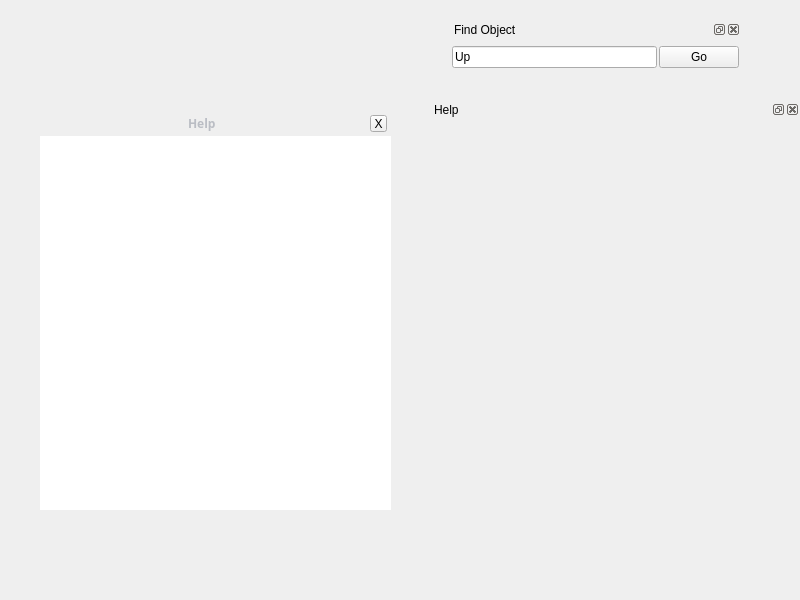
This is src/gui/mainGui.ui in 519984307/stellarium_src as Qt 5 draws it before an edit. The edited form follows.
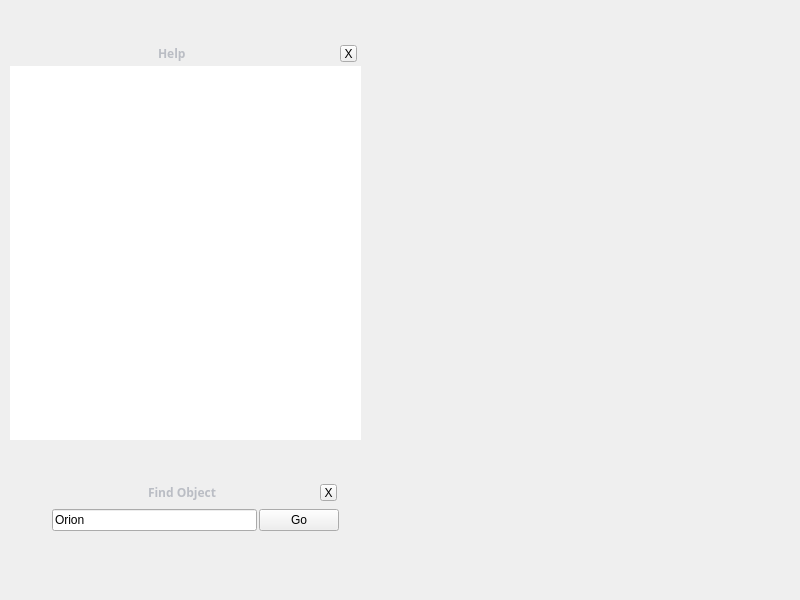
This is the edited form. Icons and pictures are not drawn. Custom widgets are drawn as their Qt base class.

Commit message: Relooked new search dialog.

```diff
--- a/src/gui/mainGui.ui
+++ b/src/gui/mainGui.ui
@@ -43,126 +43,11 @@
    font-weight: bold;
 }</string>
   </property>
-  <widget class="QDockWidget" name="dockWidgetSearchSkyObject" >
-   <property name="geometry" >
-    <rect>
-     <x>450</x>
-     <y>20</y>
-     <width>291</width>
-     <height>56</height>
-    </rect>
-   </property>
-   <property name="palette" >
-    <palette>
-     <active/>
-     <inactive/>
-     <disabled/>
-    </palette>
-   </property>
-   <property name="floating" >
-    <bool>true</bool>
-   </property>
-   <property name="features" >
-    <set>QDockWidget::AllDockWidgetFeatures</set>
-   </property>
-   <property name="allowedAreas" >
-    <set>Qt::NoDockWidgetArea</set>
-   </property>
-   <property name="windowTitle" >
-    <string>Find Object</string>
-   </property>
-   <widget class="QWidget" name="dockWidgetContents" >
-    <layout class="QGridLayout" >
-     <property name="leftMargin" >
-      <number>2</number>
-     </property>
-     <property name="topMargin" >
-      <number>2</number>
-     </property>
-     <property name="rightMargin" >
-      <number>2</number>
-     </property>
-     <property name="bottomMargin" >
-      <number>2</number>
-     </property>
-     <property name="horizontalSpacing" >
-      <number>2</number>
-     </property>
-     <property name="verticalSpacing" >
-      <number>2</number>
-     </property>
-     <item row="0" column="0" >
-      <layout class="QHBoxLayout" >
-       <property name="spacing" >
-        <number>2</number>
-       </property>
-       <item>
-        <widget class="QLineEdit" name="lineEditSearchSkyObject" >
-         <property name="palette" >
-          <palette>
-           <active/>
-           <inactive/>
-           <disabled/>
-          </palette>
-         </property>
-         <property name="text" >
-          <string>Up</string>
-         </property>
-        </widget>
-       </item>
-       <item>
-        <widget class="QPushButton" name="pushButtonGotoSearchSkyObject" >
-         <property name="text" >
-          <string>Go</string>
-         </property>
-         <property name="checkable" >
-          <bool>true</bool>
-         </property>
-        </widget>
-       </item>
-      </layout>
-     </item>
-    </layout>
-   </widget>
-  </widget>
-  <widget class="QDockWidget" name="dockWidgetHelp" >
-   <property name="geometry" >
-    <rect>
-     <x>430</x>
-     <y>100</y>
-     <width>370</width>
-     <height>380</height>
-    </rect>
-   </property>
-   <property name="palette" >
-    <palette>
-     <active/>
-     <inactive/>
-     <disabled/>
-    </palette>
-   </property>
-   <property name="font" >
-    <font/>
-   </property>
-   <property name="floating" >
-    <bool>true</bool>
-   </property>
-   <property name="features" >
-    <set>QDockWidget::AllDockWidgetFeatures</set>
-   </property>
-   <property name="allowedAreas" >
-    <set>Qt::NoDockWidgetArea</set>
-   </property>
-   <property name="windowTitle" >
-    <string>Help</string>
-   </property>
-   <widget class="QWidget" name="dockWidgetContents_2" />
-  </widget>
   <widget class="DialogFrame" name="HelpDialog" >
    <property name="geometry" >
     <rect>
-     <x>40</x>
-     <y>110</y>
+     <x>10</x>
+     <y>40</y>
      <width>351</width>
      <height>401</height>
     </rect>
@@ -415,6 +300,249 @@
     </item>
    </layout>
   </widget>
+  <widget class="DialogFrame" name="SearchDialog" >
+   <property name="geometry" >
+    <rect>
+     <x>50</x>
+     <y>480</y>
+     <width>291</width>
+     <height>55</height>
+    </rect>
+   </property>
+   <property name="sizePolicy" >
+    <sizepolicy vsizetype="Fixed" hsizetype="Preferred" >
+     <horstretch>0</horstretch>
+     <verstretch>0</verstretch>
+    </sizepolicy>
+   </property>
+   <property name="maximumSize" >
+    <size>
+     <width>16777215</width>
+     <height>55</height>
+    </size>
+   </property>
+   <property name="mouseTracking" >
+    <bool>true</bool>
+   </property>
+   <property name="frameShape" >
+    <enum>QFrame::StyledPanel</enum>
+   </property>
+   <layout class="QVBoxLayout" >
+    <property name="spacing" >
+     <number>0</number>
+    </property>
+    <property name="leftMargin" >
+     <number>0</number>
+    </property>
+    <property name="topMargin" >
+     <number>0</number>
+    </property>
+    <property name="rightMargin" >
+     <number>0</number>
+    </property>
+    <property name="bottomMargin" >
+     <number>0</number>
+    </property>
+    <item>
+     <widget class="BarFrame" name="TitleSearchDialog" >
+      <property name="minimumSize" >
+       <size>
+        <width>16</width>
+        <height>25</height>
+       </size>
+      </property>
+      <property name="maximumSize" >
+       <size>
+        <width>16777215</width>
+        <height>25</height>
+       </size>
+      </property>
+      <property name="frameShape" >
+       <enum>QFrame::StyledPanel</enum>
+      </property>
+      <layout class="QHBoxLayout" >
+       <property name="leftMargin" >
+        <number>0</number>
+       </property>
+       <property name="topMargin" >
+        <number>0</number>
+       </property>
+       <property name="rightMargin" >
+        <number>4</number>
+       </property>
+       <property name="bottomMargin" >
+        <number>0</number>
+       </property>
+       <item>
+        <spacer>
+         <property name="orientation" >
+          <enum>Qt::Horizontal</enum>
+         </property>
+         <property name="sizeHint" >
+          <size>
+           <width>40</width>
+           <height>20</height>
+          </size>
+         </property>
+        </spacer>
+       </item>
+       <item>
+        <widget class="QLabel" name="label_2" >
+         <property name="palette" >
+          <palette>
+           <active>
+            <colorrole role="WindowText" >
+             <brush brushstyle="SolidPattern" >
+              <color alpha="255" >
+               <red>186</red>
+               <green>189</green>
+               <blue>196</blue>
+              </color>
+             </brush>
+            </colorrole>
+            <colorrole role="Text" >
+             <brush brushstyle="SolidPattern" >
+              <color alpha="255" >
+               <red>186</red>
+               <green>189</green>
+               <blue>196</blue>
+              </color>
+             </brush>
+            </colorrole>
+           </active>
+           <inactive>
+            <colorrole role="WindowText" >
+             <brush brushstyle="SolidPattern" >
+              <color alpha="255" >
+               <red>186</red>
+               <green>189</green>
+               <blue>196</blue>
+              </color>
+             </brush>
+            </colorrole>
+            <colorrole role="Text" >
+             <brush brushstyle="SolidPattern" >
+              <color alpha="255" >
+               <red>186</red>
+               <green>189</green>
+               <blue>196</blue>
+              </color>
+             </brush>
+            </colorrole>
+           </inactive>
+           <disabled>
+            <colorrole role="WindowText" >
+             <brush brushstyle="SolidPattern" >
+              <color alpha="255" >
+               <red>186</red>
+               <green>189</green>
+               <blue>196</blue>
+              </color>
+             </brush>
+            </colorrole>
+            <colorrole role="Text" >
+             <brush brushstyle="SolidPattern" >
+              <color alpha="255" >
+               <red>186</red>
+               <green>189</green>
+               <blue>196</blue>
+              </color>
+             </brush>
+            </colorrole>
+           </disabled>
+          </palette>
+         </property>
+         <property name="font" >
+          <font>
+           <family>DejaVu</family>
+           <weight>75</weight>
+           <bold>true</bold>
+          </font>
+         </property>
+         <property name="text" >
+          <string>Find Object</string>
+         </property>
+        </widget>
+       </item>
+       <item>
+        <spacer>
+         <property name="orientation" >
+          <enum>Qt::Horizontal</enum>
+         </property>
+         <property name="sizeHint" >
+          <size>
+           <width>40</width>
+           <height>20</height>
+          </size>
+         </property>
+        </spacer>
+       </item>
+       <item>
+        <widget class="QToolButton" name="closeSearchDialog" >
+         <property name="maximumSize" >
+          <size>
+           <width>17</width>
+           <height>17</height>
+          </size>
+         </property>
+         <property name="text" >
+          <string>X</string>
+         </property>
+        </widget>
+       </item>
+      </layout>
+     </widget>
+    </item>
+    <item>
+     <widget class="QFrame" name="frame" >
+      <property name="frameShape" >
+       <enum>QFrame::StyledPanel</enum>
+      </property>
+      <layout class="QHBoxLayout" >
+       <property name="spacing" >
+        <number>2</number>
+       </property>
+       <property name="leftMargin" >
+        <number>2</number>
+       </property>
+       <property name="topMargin" >
+        <number>2</number>
+       </property>
+       <property name="rightMargin" >
+        <number>2</number>
+       </property>
+       <property name="bottomMargin" >
+        <number>2</number>
+       </property>
+       <item>
+        <widget class="QLineEdit" name="lineEditSearchSkyObject" >
+         <property name="palette" >
+          <palette>
+           <active/>
+           <inactive/>
+           <disabled/>
+          </palette>
+         </property>
+         <property name="text" >
+          <string>Orion</string>
+         </property>
+        </widget>
+       </item>
+       <item>
+        <widget class="QPushButton" name="pushButtonGotoSearchSkyObject_2" >
+         <property name="text" >
+          <string>Go</string>
+         </property>
+         <property name="checkable" >
+          <bool>true</bool>
+         </property>
+        </widget>
+       </item>
+      </layout>
+     </widget>
+    </item>
+   </layout>
+  </widget>
   <action name="actionShow_Constellation_Lines" >
    <property name="checkable" >
     <bool>true</bool>
```
Left out of the diff: 80 changed lines with no effect on the pictures. The commit also changes 1 other file.
